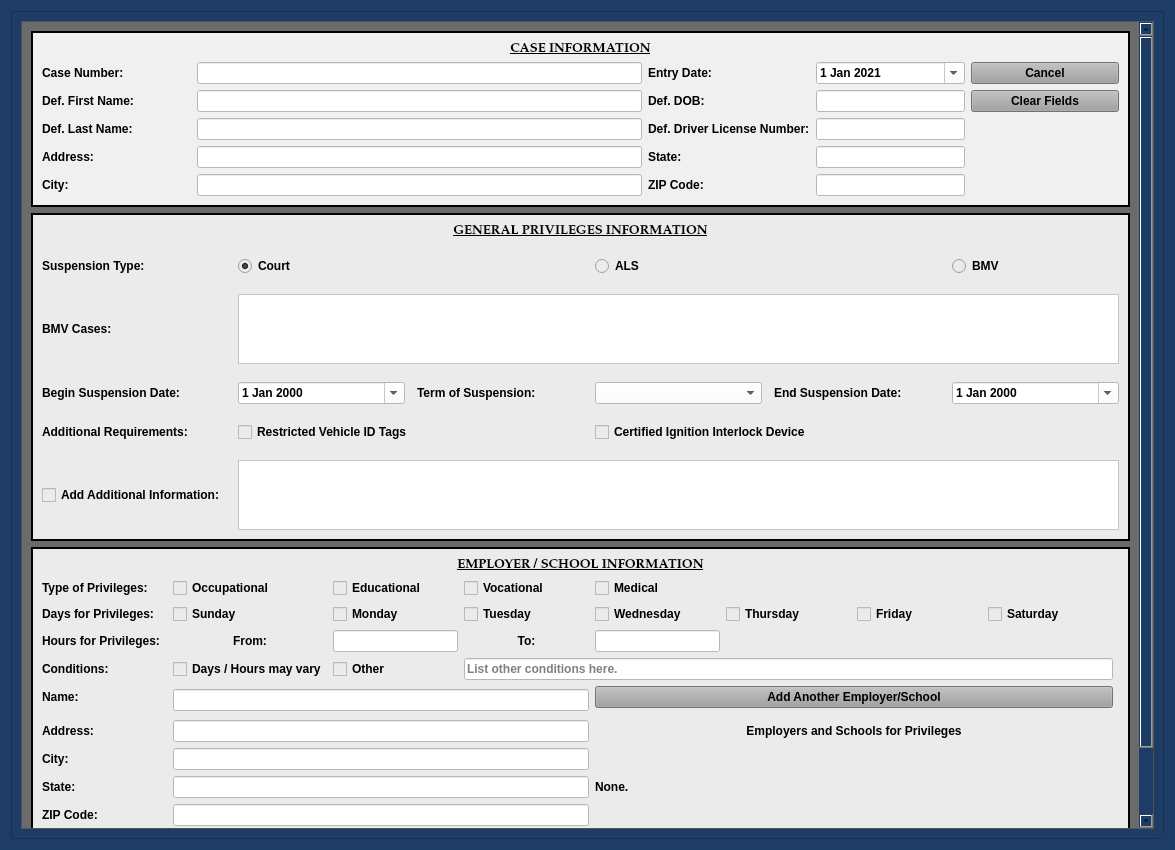
This is munientry/views/ui/DrivingPrivilegesDialog.ui in HunterProgram22/MuniEntry as Qt 5 draws it before an edit. The edited form follows.
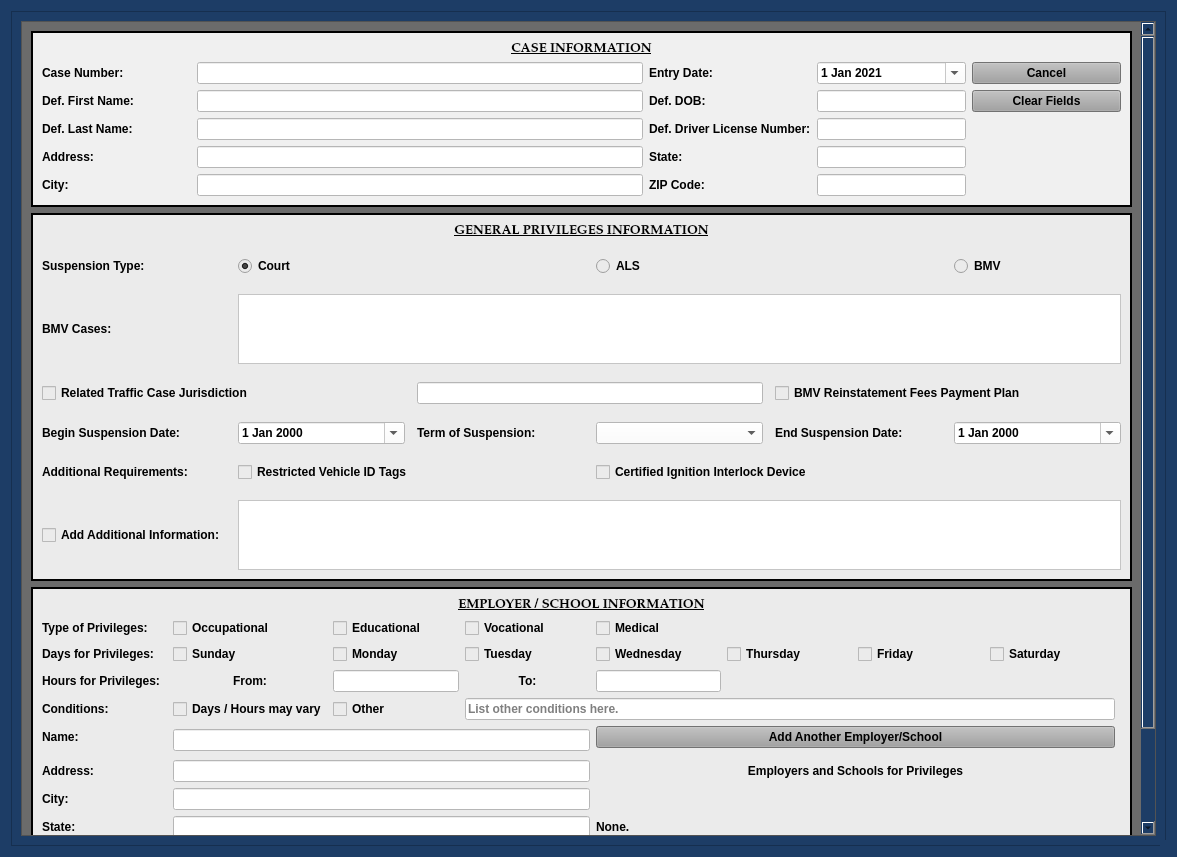
This is the edited form. Custom widgets are drawn as their Qt base class.

Commit message: Updated driving privileges UI for BMV checkboxes.

Diff of the .ui file:
```diff
--- a/munientry/views/ui/DrivingPrivilegesDialog.ui
+++ b/munientry/views/ui/DrivingPrivilegesDialog.ui
@@ -9,8 +9,8 @@
    <rect>
     <x>0</x>
     <y>0</y>
-    <width>1175</width>
-    <height>850</height>
+    <width>1177</width>
+    <height>857</height>
    </rect>
   </property>
   <property name="sizePolicy">
@@ -177,8 +177,8 @@
           <rect>
            <x>0</x>
            <y>0</y>
-           <width>1114</width>
-           <height>939</height>
+           <width>1120</width>
+           <height>972</height>
           </rect>
          </property>
          <layout class="QGridLayout" name="gridLayout_2" columnstretch="1,1">
@@ -792,6 +792,20 @@
              <property name="verticalSpacing">
               <number>18</number>
              </property>
+             <item row="2" column="0">
+              <widget class="QLabel" name="bmv_cases_label">
+               <property name="text">
+                <string>BMV Cases:</string>
+               </property>
+              </widget>
+             </item>
+             <item row="7" column="0">
+              <widget class="QCheckBox" name="add_information_checkBox">
+               <property name="text">
+                <string>Add Additional Information:</string>
+               </property>
+              </widget>
+             </item>
              <item row="1" column="5">
               <widget class="QRadioButton" name="bmv_suspension_radioButton">
                <property name="text">
@@ -799,7 +813,7 @@
                </property>
               </widget>
              </item>
-             <item row="3" column="1">
+             <item row="4" column="1">
               <widget class="NoScrollDateEdit" name="suspension_start_date">
                <property name="styleSheet">
                 <string notr="true">color: rgb(0, 0, 0);
@@ -810,31 +824,20 @@
                </property>
               </widget>
              </item>
-             <item row="5" column="0">
+             <item row="7" column="1" colspan="5">
+              <widget class="QTextEdit" name="add_information_textEdit">
+               <property name="styleSheet">
+                <string notr="true">background-color: rgb(255, 255, 255);</string>
+               </property>
+              </widget>
+             </item>
+             <item row="6" column="0">
               <widget class="QLabel" name="label_27">
                <property name="text">
                 <string>Additional Requirements:</string>
                </property>
               </widget>
              </item>
-             <item row="6" column="1" colspan="5">
-              <widget class="QTextEdit" name="add_information_textEdit">
-               <property name="styleSheet">
-                <string notr="true">background-color: rgb(255, 255, 255);</string>
-               </property>
-              </widget>
-             </item>
-             <item row="3" column="5">
-              <widget class="NoScrollDateEdit" name="suspension_end_date">
-               <property name="styleSheet">
-                <string notr="true">color: rgb(0, 0, 0);
-background-color: rgb(255, 255, 255);</string>
-               </property>
-               <property name="calendarPopup">
-                <bool>true</bool>
-               </property>
-              </widget>
-             </item>
              <item row="1" column="0">
               <widget class="QLabel" name="label_4">
                <property name="text">
@@ -842,14 +845,32 @@
                </property>
               </widget>
              </item>
-             <item row="3" column="4">
+             <item row="4" column="5">
+              <widget class="NoScrollDateEdit" name="suspension_end_date">
+               <property name="styleSheet">
+                <string notr="true">color: rgb(0, 0, 0);
+background-color: rgb(255, 255, 255);</string>
+               </property>
+               <property name="calendarPopup">
+                <bool>true</bool>
+               </property>
+              </widget>
+             </item>
+             <item row="4" column="4">
               <widget class="QLabel" name="label_16">
                <property name="text">
                 <string>End Suspension Date:</string>
                </property>
               </widget>
              </item>
-             <item row="3" column="3">
+             <item row="4" column="2">
+              <widget class="QLabel" name="label_29">
+               <property name="text">
+                <string>Term of Suspension:</string>
+               </property>
+              </widget>
+             </item>
+             <item row="4" column="3">
               <widget class="QComboBox" name="suspension_term_box">
                <property name="styleSheet">
                 <string notr="true">background-color: rgb(255, 255, 255);</string>
@@ -921,20 +942,6 @@
                </property>
               </widget>
              </item>
-             <item row="3" column="2">
-              <widget class="QLabel" name="label_29">
-               <property name="text">
-                <string>Term of Suspension:</string>
-               </property>
-              </widget>
-             </item>
-             <item row="5" column="1" colspan="2">
-              <widget class="QCheckBox" name="restricted_tags_checkBox">
-               <property name="text">
-                <string>Restricted Vehicle ID Tags</string>
-               </property>
-              </widget>
-             </item>
              <item row="1" column="3" colspan="2">
               <widget class="QRadioButton" name="als_suspension_radioButton">
                <property name="text">
@@ -942,14 +949,21 @@
                </property>
               </widget>
              </item>
-             <item row="5" column="3" colspan="2">
+             <item row="6" column="3" colspan="2">
               <widget class="QCheckBox" name="ignition_interlock_checkBox">
                <property name="text">
                 <string>Certified Ignition Interlock Device</string>
                </property>
               </widget>
              </item>
-             <item row="3" column="0">
+             <item row="6" column="1" colspan="2">
+              <widget class="QCheckBox" name="restricted_tags_checkBox">
+               <property name="text">
+                <string>Restricted Vehicle ID Tags</string>
+               </property>
+              </widget>
+             </item>
+             <item row="4" column="0">
               <widget class="QLabel" name="label_15">
                <property name="text">
                 <string>Begin Suspension Date:</string>
@@ -976,20 +990,6 @@
                </property>
               </widget>
              </item>
-             <item row="6" column="0">
-              <widget class="QCheckBox" name="add_information_checkBox">
-               <property name="text">
-                <string>Add Additional Information:</string>
-               </property>
-              </widget>
-             </item>
-             <item row="2" column="0">
-              <widget class="QLabel" name="bmv_cases_label">
-               <property name="text">
-                <string>BMV Cases:</string>
-               </property>
-              </widget>
-             </item>
              <item row="2" column="1" colspan="5">
               <widget class="QTextEdit" name="bmv_cases_textEdit">
                <property name="styleSheet">
@@ -997,6 +997,27 @@
                </property>
               </widget>
              </item>
+             <item row="3" column="0" colspan="2">
+              <widget class="QCheckBox" name="related_case_checkBox">
+               <property name="text">
+                <string>Related Traffic Case Jurisdiction</string>
+               </property>
+              </widget>
+             </item>
+             <item row="3" column="4" colspan="2">
+              <widget class="QCheckBox" name="bmv_payment_plan_checkBox">
+               <property name="text">
+                <string>BMV Reinstatement Fees Payment Plan</string>
+               </property>
+              </widget>
+             </item>
+             <item row="3" column="2" colspan="2">
+              <widget class="QLineEdit" name="related_case_lineEdit">
+               <property name="styleSheet">
+                <string notr="true">background-color: rgb(255, 255, 255);</string>
+               </property>
+              </widget>
+             </item>
             </layout>
            </widget>
           </item>
```
The commit also changes 1 other file.
